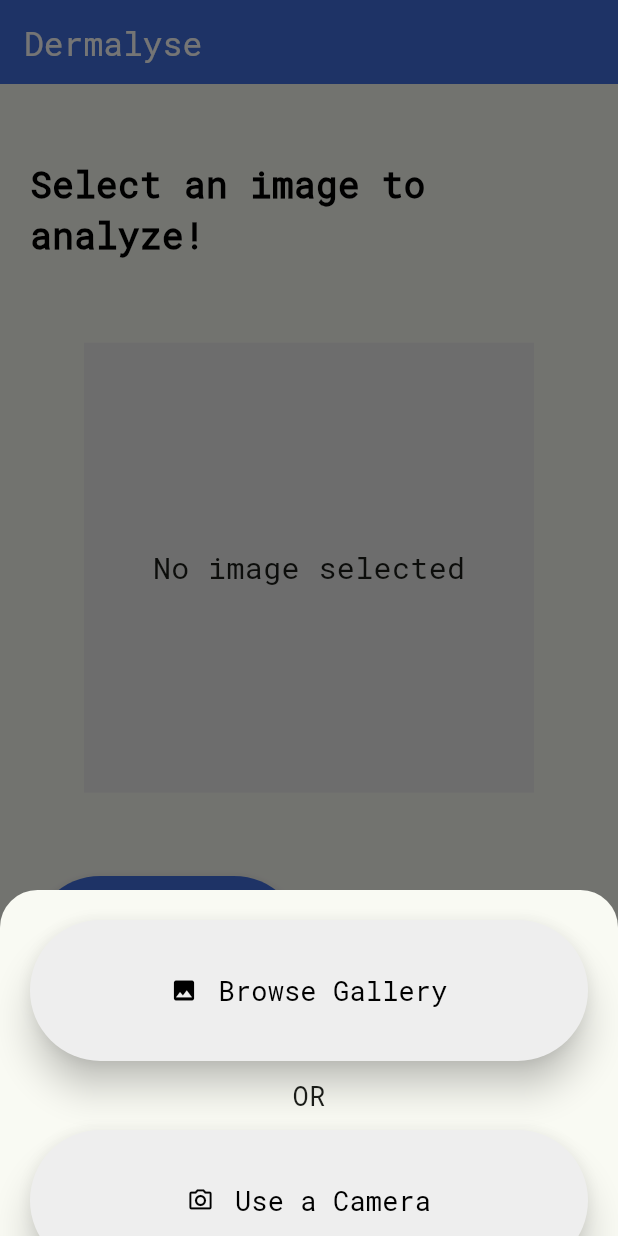
After one commit to ShubHH03/dermalyse, a Flutter app: the SetPhotoScreen screen opened directly, after a tap on "No image selected", on a phone screen of 412 x 824 dp. The commit adds this screen. Run offline on Flutter 3.47's test engine with Material 3 defaults, Android fonts, the phone set to English and light mode, and no system bars; our stand-ins replace icons_plus, image_cropper, image_picker; missing offline and left inert: image_cropper_for_web, image_picker_for_web; project files that could hold a hidden picture were left out.

Commit message:
image select done

```diff
--- /dev/null
+++ b/lib/constants.dart
@@ -0,0 +1,12 @@
+import 'package:flutter/material.dart';
+
+const kHeadTextStyle = TextStyle(
+  color: Colors.black,
+  fontSize: 24,
+  fontWeight: FontWeight.bold,
+);
+
+const kHeadSubtitleTextStyle = TextStyle(
+  fontSize: 18,
+  color: Colors.black87,
+);
--- /dev/null
+++ b/lib/generated_plugin_registrant.dart
@@ -0,0 +1,19 @@
+//
+// Generated file. Do not edit.
+//
+
+// ignore_for_file: directives_ordering
+// ignore_for_file: lines_longer_than_80_chars
+// ignore_for_file: depend_on_referenced_packages
+
+import 'package:image_cropper_for_web/image_cropper_for_web.dart';
+import 'package:image_picker_for_web/image_picker_for_web.dart';
+
+import 'package:flutter_web_plugins/flutter_web_plugins.dart';
+
+// ignore: public_member_api_docs
+void registerPlugins(Registrar registrar) {
+  ImageCropperPlugin.registerWith(registrar);
+  ImagePickerPlugin.registerWith(registrar);
+  registrar.registerMessageHandler();
+}
--- /dev/null
+++ b/lib/mainn.dart
@@ -0,0 +1,23 @@
+import 'package:flutter/material.dart';
+
+import 'screens/set_photo_screen.dart';
+
+void main() {
+  runApp(const MyApp());
+}
+
+class MyApp extends StatelessWidget {
+  const MyApp({Key? key}) : super(key: key);
+
+  @override
+  Widget build(BuildContext context) {
+    return MaterialApp(
+      debugShowCheckedModeBanner: false,
+      title: 'Image Picker and Cropper',
+      theme: ThemeData(
+        primarySwatch: Colors.blue,
+      ),
+      home: const SetPhotoScreen(),
+    );
+  }
+}
--- /dev/null
+++ b/lib/screens/select_photo_options_screen.dart
@@ -0,0 +1,64 @@
+import 'package:flutter/material.dart';
+import 'package:image_picker/image_picker.dart';
+import '/widgets/re_usable_select_photo_button.dart';
+
+class SelectPhotoOptionsScreen extends StatelessWidget {
+  final Function(ImageSource source) onTap;
+  const SelectPhotoOptionsScreen({
+    Key? key,
+    required this.onTap,
+  }) : super(key: key);
+
+  @override
+  Widget build(BuildContext context) {
+    return Container(
+      // color: Colors.grey.shade300,
+      padding: const EdgeInsets.all(20),
+      child: Stack(
+        alignment: AlignmentDirectional.topCenter,
+        clipBehavior: Clip.none,
+        children: [
+          Positioned(
+            top: -35,
+            child: Container(
+              width: 50,
+              height: 6,
+              margin: const EdgeInsets.only(bottom: 20),
+              decoration: BoxDecoration(
+                borderRadius: BorderRadius.circular(2.5),
+                color: Colors.white,
+              ),
+            ),
+          ),
+          const SizedBox(
+            height: 20,
+          ),
+          Column(children: [
+            SelectPhoto(
+              onTap: () => onTap(ImageSource.gallery),
+              icon: Icons.image,
+              textLabel: 'Browse Gallery',
+            ),
+            const SizedBox(
+              height: 10,
+            ),
+            const Center(
+              child: Text(
+                'OR',
+                style: TextStyle(fontSize: 18),
+              ),
+            ),
+            const SizedBox(
+              height: 10,
+            ),
+            SelectPhoto(
+              onTap: () => onTap(ImageSource.camera),
+              icon: Icons.camera_alt_outlined,
+              textLabel: 'Use a Camera',
+            ),
+          ])
+        ],
+      ),
+    );
+  }
+}
--- /dev/null
+++ b/lib/screens/set_photo_screen.dart
@@ -0,0 +1,179 @@
+import 'dart:io';
+
+import 'package:flutter/material.dart';
+import 'package:flutter/services.dart';
+import 'package:image_cropper/image_cropper.dart';
+import 'package:image_picker/image_picker.dart';
+import 'package:login_signup/theme/theme.dart';
+import '../widgets/common_buttons.dart';
+import '../constants.dart';
+import 'select_photo_options_screen.dart';
+
+class SetPhotoScreen extends StatefulWidget {
+  const SetPhotoScreen({Key? key});
+
+  static const id = 'set_photo_screen';
+
+  @override
+  State<SetPhotoScreen> createState() => _SetPhotoScreenState();
+}
+
+class _SetPhotoScreenState extends State<SetPhotoScreen> {
+  File? _image;
+  bool _showLists = false; // Track if the lists should be shown
+
+  Future _pickImage(ImageSource source) async {
+    try {
+      final image = await ImagePicker().pickImage(source: source);
+      if (image == null) return;
+      File? img = File(image.path);
+      img = await _cropImage(imageFile: img);
+      setState(() {
+        _image = img;
+        Navigator.of(context).pop();
+      });
+    } on PlatformException catch (e) {
+      print(e);
+      Navigator.of(context).pop();
+    }
+  }
+
+  Future<File?> _cropImage({required File imageFile}) async {
+    CroppedFile? croppedImage = await ImageCropper().cropImage(sourcePath: imageFile.path);
+    if (croppedImage == null) return null;
+    return File(croppedImage.path);
+  }
+
+  void _toggleListsVisibility() {
+    setState(() {
+      _showLists = !_showLists;
+    });
+  }
+
+  void _showSelectPhotoOptions(BuildContext context) {
+    showModalBottomSheet(
+      context: context,
+      isScrollControlled: true,
+      shape: const RoundedRectangleBorder(
+        borderRadius: BorderRadius.vertical(
+          top: Radius.circular(25.0),
+        ),
+      ),
+      builder: (context) => DraggableScrollableSheet(
+        initialChildSize: 0.28,
+        maxChildSize: 0.4,
+        minChildSize: 0.28,
+        expand: false,
+        builder: (context, scrollController) {
+          return SingleChildScrollView(
+            controller: scrollController,
+            child: SelectPhotoOptionsScreen(
+              onTap: _pickImage,
+            ),
+          );
+        },
+      ),
+    );
+  }
+
+  @override
+  Widget build(BuildContext context) {
+    return Scaffold(
+      appBar: AppBar(
+        backgroundColor: lightColorScheme.primary,
+        title: Text(
+          'Dermalyse',
+          style: TextStyle(color: Colors.white),
+        ),
+      ),
+      body: SafeArea(
+        child: Padding(
+          padding: const EdgeInsets.all(20.0),
+          child: Column(
+            crossAxisAlignment: CrossAxisAlignment.start,
+            mainAxisAlignment: MainAxisAlignment.spaceBetween,
+            children: [
+              Column(
+                crossAxisAlignment: CrossAxisAlignment.start,
+                children: const [
+                  SizedBox(height: 30),
+                  Text(
+                    'Select an image to analyze!',
+                    style: kHeadTextStyle,
+                  ),
+                ],
+              ),
+              SizedBox(height: 15,),
+              Expanded(
+                child: Center(
+                  child: GestureDetector(
+                    behavior: HitTestBehavior.translucent,
+                    onTap: () {
+                      _showSelectPhotoOptions(context);
+                    },
+                    child: Container(
+                      height: 300.0,
+                      width: 300.0,
+                      decoration: BoxDecoration(
+                        color: Colors.grey.shade200,
+                      ),
+                      child: Center(
+                        child: _image == null
+                            ? Text(
+                          'No image selected',
+                          style: TextStyle(fontSize: 20),
+                        )
+                            : Image.file(
+                          _image!,
+                          fit: BoxFit.cover,
+                        ),
+                      ),
+                    ),
+                  ),
+                ),
+              ),
+              SizedBox(height: 16),
+              Column(
+                crossAxisAlignment: CrossAxisAlignment.center, // Align buttons in the center horizontally
+                children: [
+                  CommonButtons(
+                    onTap: () => _showSelectPhotoOptions(context),
+                    backgroundColor: lightColorScheme.primary,
+                    textColor: Colors.white,
+                    textLabel: 'Select Image',
+                  ),
+                  SizedBox(height : 16), // Add spacing between buttons
+                  CommonButtons(
+                    onTap: () {
+                      _toggleListsVisibility();
+                    },
+                    backgroundColor: lightColorScheme.primary,
+                    textColor: Colors.white,
+                    textLabel: 'Results',
+                  ),
+                ],
+              ),
+              SizedBox(height: 16),
+              if (_showLists)
+                Expanded(
+                  child: ListView.builder(
+                    itemCount: 3,
+                    itemBuilder: (context, index) {
+                      return ListTile(
+                        title: Text('Disease #$index'),
+                        subtitle: Text('Subtitle'),
+                        trailing: Icon(Icons.arrow_forward),
+                        onTap: () {
+                          // Handle tap on list item
+                        },
+                      );
+                    },
+                  ),
+                ),
+            ],
+          ),
+        ),
+      ),
+    );
+  }
+}
--- a/lib/screens/signin_screen.dart
+++ b/lib/screens/signin_screen.dart
@@ -171,7 +171,7 @@
                                 ScaffoldMessenger.of(context).showSnackBar(
                                   const SnackBar(
                                       content: Text(
-                                          'Please agree to the processing of personal data')),
+                                          'Please agree to the Terms & Conditions')),
                                 );
                               }
                             },
--- /dev/null
+++ b/lib/widgets/common_buttons.dart
@@ -0,0 +1,38 @@
+import 'package:flutter/material.dart';
+
+class CommonButtons extends StatelessWidget {
+  const CommonButtons({
+    Key? key,
+    required this.textLabel,
+    required this.textColor,
+    required this.backgroundColor,
+    required this.onTap,
+  }) : super(key: key);
+
+  final String textLabel;
+  final Color textColor;
+  final Color backgroundColor;
+  final void Function()? onTap;
+
+  @override
+  Widget build(BuildContext context) {
+    return ElevatedButton(
+      onPressed: onTap,
+      style: ElevatedButton.styleFrom(
+        elevation: 5,
+        backgroundColor: backgroundColor,
+        shape: const StadiumBorder(),
+      ),
+      child: Padding(
+        padding: const EdgeInsets.symmetric(
+          vertical: 16,
+          horizontal: 6,
+        ),
+        child: Text(
+          textLabel,
+          style: TextStyle(color: textColor, fontSize: 18),
+        ),
+      ),
+    );
+  }
+}
--- /dev/null
+++ b/lib/widgets/re_usable_select_photo_button.dart
@@ -0,0 +1,53 @@
+import 'package:flutter/material.dart';
+
+class SelectPhoto extends StatelessWidget {
+  final String textLabel;
+  final IconData icon;
+
+  final void Function()? onTap;
+
+  const SelectPhoto({
+    Key? key,
+    required this.textLabel,
+    required this.icon,
+    required this.onTap,
+  }) : super(key: key);
+
+  @override
+  Widget build(BuildContext context) {
+    return ElevatedButton(
+      onPressed: onTap,
+      style: ElevatedButton.styleFrom(
+        elevation: 10,
+        backgroundColor: Colors.grey.shade200,
+        shape: const StadiumBorder(),
+      ),
+      child: Padding(
+        padding: const EdgeInsets.symmetric(
+          vertical: 16,
+          horizontal: 6,
+        ),
+        child: Row(
+          mainAxisAlignment: MainAxisAlignment.center,
+          // crossAxisAlignment: CrossAxisAlignment.stretch,
+          children: [
+            Icon(
+              icon,
+              color: Colors.black,
+            ),
+            const SizedBox(
+              width: 14,
+            ),
+            Text(
+              textLabel,
+              style: const TextStyle(
+                fontSize: 18,
+                color: Colors.black,
+              ),
+            )
+          ],
+        ),
+      ),
+    );
+  }
+}
--- a/pubspec.yaml
+++ b/pubspec.yaml
@@ -31,6 +31,8 @@ dependencies:
   flutter:
     sdk: flutter
 #  tflite: ^1.1.1
+  image_cropper: ^2.0.3
+  image_picker: ^0.8.5+3
 
   # The following adds the Cupertino Icons font to your application.
   # Use with the CupertinoIcons class for iOS style icons.
```
Also changed, not shown: pubspec.lock, 5 other files.
